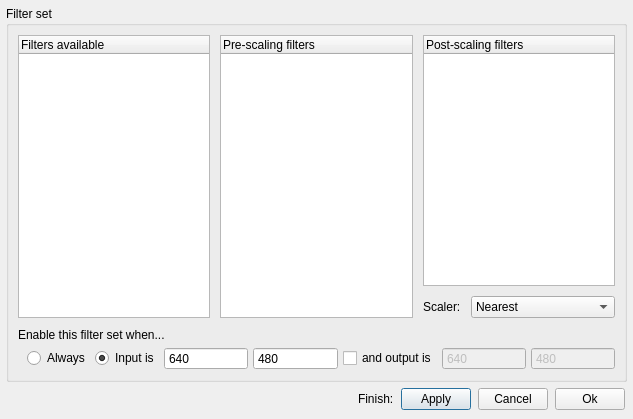
The window that src/display/qt/dialogs/ui/filter_set_dialog.ui (mrehkopf/vcs) describes before a commit, drawn with Qt 5.
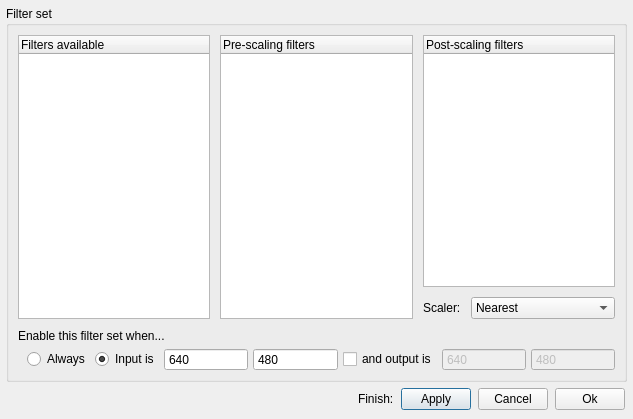
The same window after the commit. Custom widgets are drawn as their Qt base class.

Commit message: GUI: Slightly tweak layout of filter sets list dialog

```diff
--- a/src/display/qt/dialogs/ui/filter_set_dialog.ui
+++ b/src/display/qt/dialogs/ui/filter_set_dialog.ui
@@ -38,6 +38,9 @@
       <property name="spacing">
        <number>10</number>
       </property>
+      <property name="bottomMargin">
+       <number>8</number>
+      </property>
       <item>
        <layout class="QHBoxLayout" name="horizontalLayout_2">
         <item>
```
